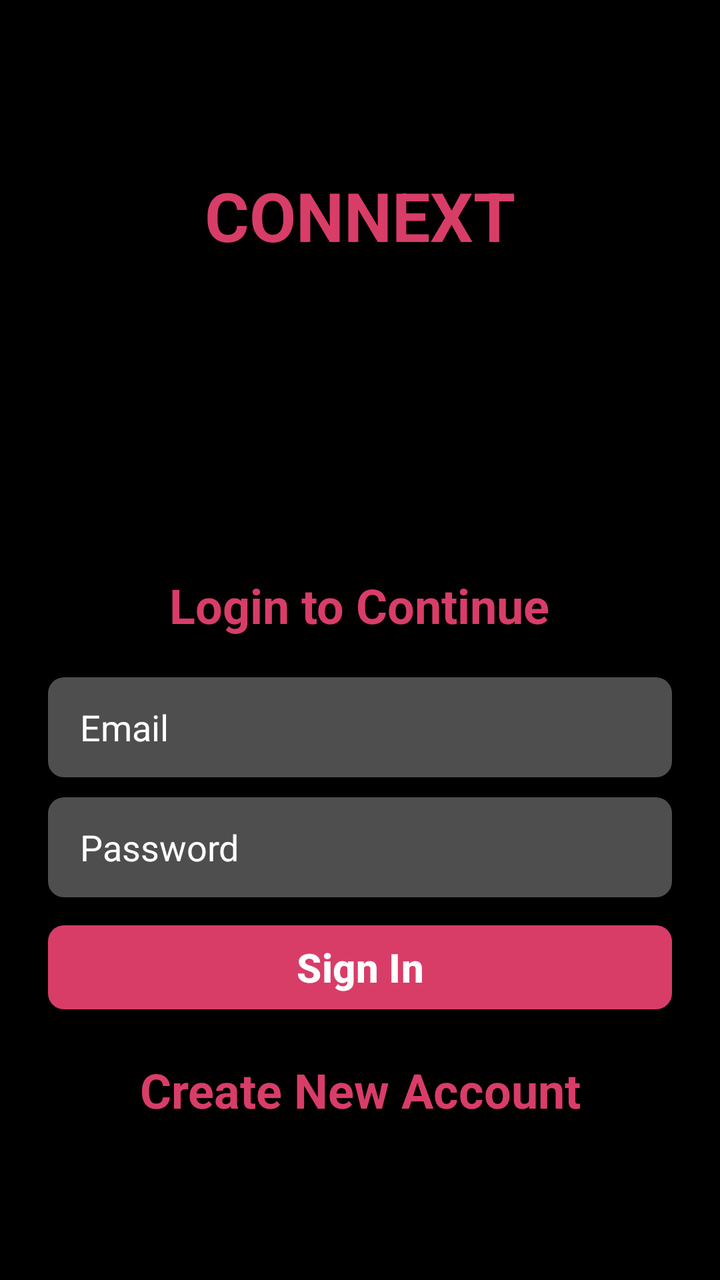
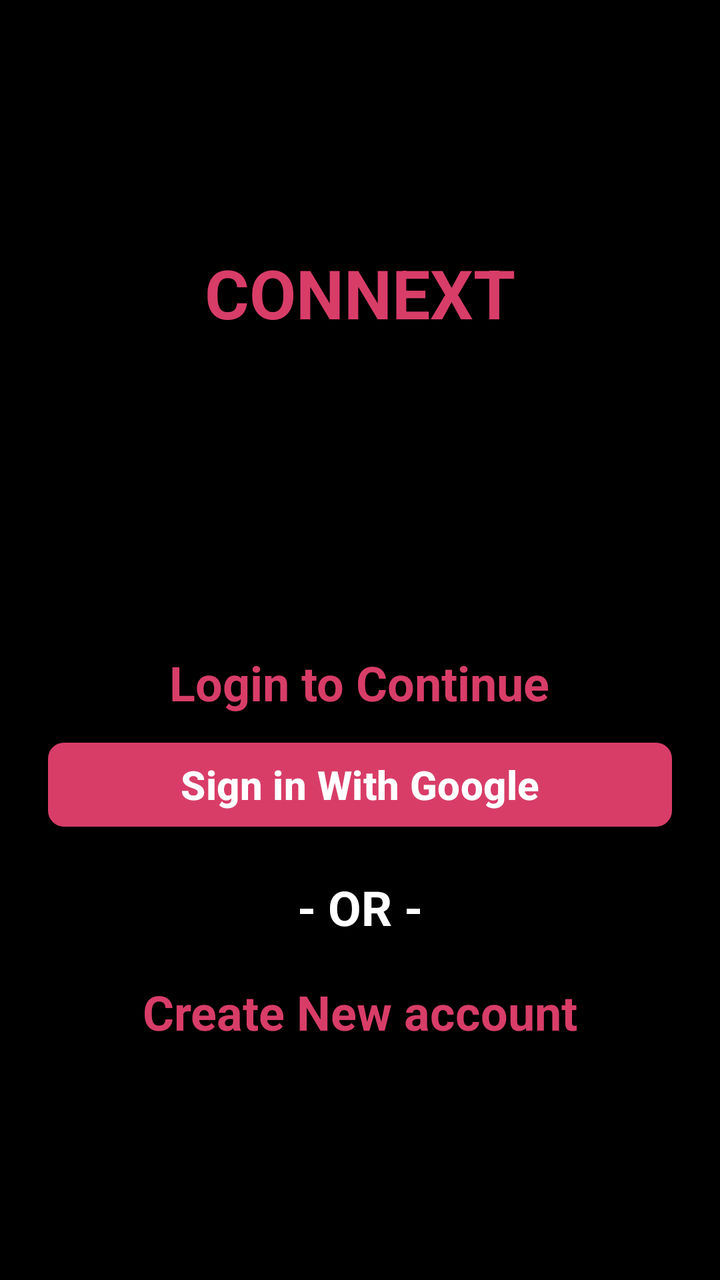

The first picture is an Android layout as it rendered before a commit; the second is the same layout after the commit. The layout source and the unified diff follow.
<!-- AndroidManifest.xml: application theme Theme.SignIn_App -->
<!-- res/layout/activity_sign_in.xml -->
<?xml version="1.0" encoding="utf-8"?>
<androidx.constraintlayout.widget.ConstraintLayout xmlns:android="http://schemas.android.com/apk/res/android"
    xmlns:app="http://schemas.android.com/apk/res-auto"
    android:background="@color/black"
    xmlns:tools="http://schemas.android.com/tools"
    android:id="@+id/main"
    android:layout_width="match_parent"
    android:fitsSystemWindows="true"
    android:layout_height="match_parent"
    android:clipToPadding="false"
    android:overScrollMode="never"
    android:padding="24dp"
    android:scrollbars="none"
    tools:context=".activities.SignInActivity">

    <ScrollView
        android:layout_width="match_parent"
        android:layout_height="match_parent"
        app:layout_constraintTop_toTopOf="parent"
        app:layout_constraintBottom_toBottomOf="parent">

        <LinearLayout
            android:layout_width="match_parent"
            android:layout_height="wrap_content"
            android:orientation="vertical"
            android:layout_gravity="center"
            android:gravity="center_horizontal">

            <TextView
                android:layout_width="wrap_content"
                android:layout_height="wrap_content"
                android:text="CONNEXT"
                android:textColor="@color/primary"
                android:textSize="34sp"
                android:textStyle="bold"
                android:layout_marginTop="6dp"/>

            <ImageView
                android:layout_width="150dp"
                android:layout_height="150dp"
                android:src="@mipmap/ic_launcher"/>

            <TextView
                android:layout_width="wrap_content"
                android:layout_height="wrap_content"
                android:text="@string/login_to_continue"
                android:textColor="@color/primary"
                android:textSize="24sp"
                android:textStyle="bold"
                android:layout_marginTop="6dp"/>

            <EditText
                android:layout_width="match_parent"
                android:layout_height="50dp"
                android:id="@+id/inputEmail"
                android:layout_marginTop="20dp"
                android:hint="@string/email"
                android:imeOptions="actionNext"
                android:importantForAutofill="no"
                android:inputType="textEmailAddress"
                android:paddingStart="16dp"
                android:paddingEnd="16dp"
                android:background="@drawable/background_input"
                android:textColorHint="@color/primary_text"
                android:textColor="@color/primary_text"
                android:textAlignment="gravity"
                android:textSize="18sp"/>

            <EditText
                android:layout_width="match_parent"
                android:layout_height="50dp"
                android:layout_marginTop="10dp"
                android:id="@+id/inputPassword"
                android:hint="@string/password"
                android:imeOptions="actionNext"
                android:importantForAutofill="no"
                android:inputType="textPassword"
                android:paddingStart="16dp"
                android:paddingEnd="16dp"
                android:background="@drawable/background_input"
                android:textColorHint="@color/primary_text"
                android:textColor="@color/primary_text"
                android:textAlignment="gravity"
                android:textSize="18sp"/>

            <FrameLayout
                android:layout_width="match_parent"
                android:layout_height="match_parent"
                android:layout_marginTop="0dp"
                android:animateLayoutChanges="true">

            <com.google.android.material.button.MaterialButton
                android:layout_width="match_parent"
                android:layout_height="50dp"
                android:layout_marginTop="10dp"
                android:text="@string/sign_in"
                android:textAlignment="gravity"
                android:textColor="@color/white"
                android:textSize="20sp"
                android:id="@+id/buttonSignIn"
                android:textStyle="bold"
                app:cornerRadius="8dp"/>

                <ProgressBar
                    android:layout_width="25dp"
                    android:layout_height="25dp"
                    android:id="@+id/progressBar"
                    android:layout_gravity="center"
                    android:visibility="invisible"/>
            </FrameLayout>

            <TextView
                android:id="@+id/textCreateNewAccount"
                android:layout_width="match_parent"
                android:layout_height="wrap_content"
                android:layout_marginTop="20dp"
                android:text="Create New Account"
                android:textAlignment="center"
                android:textColor="@color/primary"
                android:textSize="24sp"
                android:textStyle="bold"
                />


        </LinearLayout>
    </ScrollView>
</androidx.constraintlayout.widget.ConstraintLayout>
<!-- resources referenced by this layout -->
<resources>
  <color name="black">#FF000000</color>
  <color name="primary">#FFD83D68</color>
  <color name="primary_text">#FFFFFF</color>
  <color name="white">#FFFFFFFF</color>
  <!-- drawable background_input (drawable) -->
  <?xml version="1.0" encoding="utf-8"?>
  <shape xmlns:android="http://schemas.android.com/apk/res/android" android:shape="rectangle">
      <solid android:color="@color/input_background"/>
      <corners android:radius="8dp"/>
  </shape>
  <!-- mipmap ic_launcher (mipmap-anydpi-v26) -->
  <?xml version="1.0" encoding="utf-8"?>
  <adaptive-icon xmlns:android="http://schemas.android.com/apk/res/android">
      <background android:drawable="@color/ic_launcher_background"/>
      <foreground android:drawable="@mipmap/ic_launcher_foreground"/>
      <monochrome android:drawable="@mipmap/ic_launcher_foreground"/>
  </adaptive-icon>
  <string name="email">Email</string>
  <string name="login_to_continue">Login to Continue</string>
  <string name="password">Password</string>
  <string name="sign_in">Sign In</string>
  <style name="Theme.SignIn_App" parent="Base.Theme.SignIn_App" />
  <color name="input_background">#4E4E4E</color>
  <color name="ic_launcher_background">#000000</color>
  <style name="Base.Theme.SignIn_App" parent="Theme.Material3.DayNight.NoActionBar">
          
          
          <item name="colorPrimary">@color/primary</item>
          <item name="android:statusBarColor">@color/primary</item>
          <item name="android:windowBackground">@color/black</item>
      </style>
</resources>

<!-- the commit's change to res/layout/activity_sign_in.xml (unified diff, before → after) -->
@@ -49,40 +49,6 @@
                 android:textStyle="bold"
                 android:layout_marginTop="6dp"/>
 
-            <EditText
-                android:layout_width="match_parent"
-                android:layout_height="50dp"
-                android:id="@+id/inputEmail"
-                android:layout_marginTop="20dp"
-                android:hint="@string/email"
-                android:imeOptions="actionNext"
-                android:importantForAutofill="no"
-                android:inputType="textEmailAddress"
-                android:paddingStart="16dp"
-                android:paddingEnd="16dp"
-                android:background="@drawable/background_input"
-                android:textColorHint="@color/primary_text"
-                android:textColor="@color/primary_text"
-                android:textAlignment="gravity"
-                android:textSize="18sp"/>
-
-            <EditText
-                android:layout_width="match_parent"
-                android:layout_height="50dp"
-                android:layout_marginTop="10dp"
-                android:id="@+id/inputPassword"
-                android:hint="@string/password"
-                android:imeOptions="actionNext"
-                android:importantForAutofill="no"
-                android:inputType="textPassword"
-                android:paddingStart="16dp"
-                android:paddingEnd="16dp"
-                android:background="@drawable/background_input"
-                android:textColorHint="@color/primary_text"
-                android:textColor="@color/primary_text"
-                android:textAlignment="gravity"
-                android:textSize="18sp"/>
-
             <FrameLayout
                 android:layout_width="match_parent"
                 android:layout_height="match_parent"
@@ -93,7 +59,7 @@
                 android:layout_width="match_parent"
                 android:layout_height="50dp"
                 android:layout_marginTop="10dp"
-                android:text="@string/sign_in"
+                android:text="@string/sign_in_with_google"
                 android:textAlignment="gravity"
                 android:textColor="@color/white"
                 android:textSize="20sp"
@@ -110,11 +76,23 @@
             </FrameLayout>
 
             <TextView
+                android:id="@+id/orText"
+                android:layout_width="match_parent"
+                android:layout_height="wrap_content"
+                android:layout_marginTop="20dp"
+                android:text="@string/or"
+                android:textAlignment="center"
+                android:textColor="@color/white"
+                android:textSize="24sp"
+                android:textStyle="bold"
+                />
+
+            <TextView
                 android:id="@+id/textCreateNewAccount"
                 android:layout_width="match_parent"
                 android:layout_height="wrap_content"
                 android:layout_marginTop="20dp"
-                android:text="Create New Account"
+                android:text="@string/create_new_account"
                 android:textAlignment="center"
                 android:textColor="@color/primary"
                 android:textSize="24sp"
<!-- resource entries referenced after the edit -->
@@ -2,14 +2,7 @@
 <resources>
   <color name="black">#FF000000</color>
   <color name="primary">#FFD83D68</color>
-  <color name="primary_text">#FFFFFF</color>
   <color name="white">#FFFFFFFF</color>
-  <!-- drawable background_input (drawable) -->
-  <?xml version="1.0" encoding="utf-8"?>
-  <shape xmlns:android="http://schemas.android.com/apk/res/android" android:shape="rectangle">
-      <solid android:color="@color/input_background"/>
-      <corners android:radius="8dp"/>
-  </shape>
   <!-- mipmap ic_launcher (mipmap-anydpi-v26) -->
   <?xml version="1.0" encoding="utf-8"?>
   <adaptive-icon xmlns:android="http://schemas.android.com/apk/res/android">
@@ -17,12 +10,11 @@
       <foreground android:drawable="@mipmap/ic_launcher_foreground"/>
       <monochrome android:drawable="@mipmap/ic_launcher_foreground"/>
   </adaptive-icon>
-  <string name="email">Email</string>
+  <string name="create_new_account">Create New account</string>
   <string name="login_to_continue">Login to Continue</string>
-  <string name="password">Password</string>
-  <string name="sign_in">Sign In</string>
+  <string name="or">- OR -</string>
+  <string name="sign_in_with_google">Sign in With Google</string>
   <style name="Theme.SignIn_App" parent="Base.Theme.SignIn_App" />
-  <color name="input_background">#4E4E4E</color>
   <color name="ic_launcher_background">#000000</color>
   <style name="Base.Theme.SignIn_App" parent="Theme.Material3.DayNight.NoActionBar">
           
